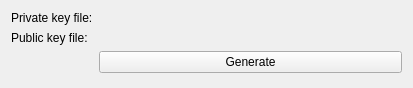
qt-creator/qt-creator, file src/plugins/qnx/blackberrydeviceconfigurationwizardsshkeypage.ui: the form before one commit.
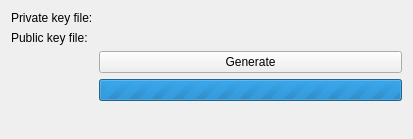
The form after the commit. Custom widgets are drawn as their Qt base class.

```diff
--- a/src/plugins/qnx/blackberrydeviceconfigurationwizardsshkeypage.ui
+++ b/src/plugins/qnx/blackberrydeviceconfigurationwizardsshkeypage.ui
@@ -7,7 +7,7 @@
     <x>0</x>
     <y>0</y>
     <width>413</width>
-    <height>88</height>
+    <height>139</height>
    </rect>
   </property>
   <property name="windowTitle">
@@ -45,6 +45,16 @@
      </property>
     </widget>
    </item>
+   <item row="3" column="1">
+    <widget class="QProgressBar" name="progressBar">
+     <property name="maximum">
+      <number>0</number>
+     </property>
+     <property name="value">
+      <number>-1</number>
+     </property>
+    </widget>
+   </item>
   </layout>
  </widget>
  <customwidgets>
```
